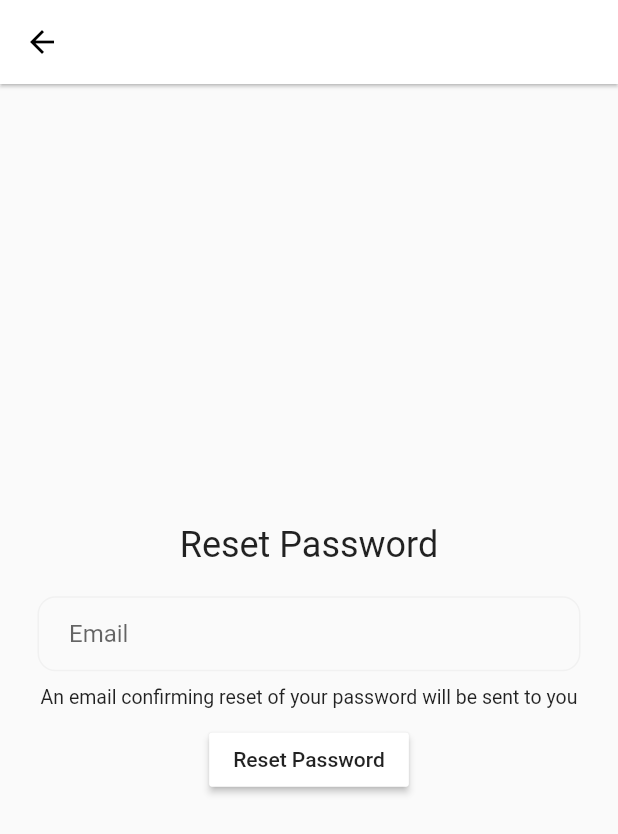
After one commit to bomxacalaka/collab_ws, a Flutter app: the screen it shows after launch, after a tap on "Forgot password?", on a phone screen of 412 x 824 dp. The commit adds this screen. Shown: the top 834 px of the screen. Run offline on Flutter 3.47's test engine with Material 2 defaults, Android fonts, the phone set to English and light mode, and no system bars; our stand-ins replace firebase_auth, firebase_core, flutter_slidable, shared_preferences; accounts and stored records are empty.

Commit message:
forgot password feature

```diff
--- /dev/null
+++ b/lib/WelcomePage/forgot_password_page.dart
@@ -0,0 +1,76 @@
+import 'package:firebase_auth/firebase_auth.dart';
+import 'package:flutter/foundation.dart';
+import 'package:flutter/material.dart';
+
+import '../home/components.dart';
+
+class ForgotPasswordPage extends StatefulWidget {
+  const ForgotPasswordPage({Key? key}) : super(key: key);
+
+  @override
+  State<ForgotPasswordPage> createState() => _ForgotPasswordPageState();
+}
+
+class _ForgotPasswordPageState extends State<ForgotPasswordPage> {
+
+  final _emailController = TextEditingController();
+
+  Future resetPassword() async {
+    try {
+      await FirebaseAuth.instance.sendPasswordResetEmail(
+          email: _emailController.text.trim());
+    } on FirebaseAuthException catch(e){
+      showDialog(
+          context: context,
+          builder: (context) {
+            return AlertDialog(
+              content: Text(e.message.toString()),
+            );
+          });
+      }
+  }
+
+  @override
+  void dispose() {
+    _emailController.dispose();
+    super.dispose();
+  }
+
+  @override
+  Widget build(BuildContext context) {
+    return Scaffold(
+      appBar: AppBar(
+        backgroundColor: Colors.white,
+        elevation: 1,
+      ),
+      body: Column(
+        mainAxisAlignment: MainAxisAlignment.center,
+        children: [
+          const Text(
+              "Reset Password",
+          textAlign: TextAlign.center,
+          style: TextStyle(fontSize: 24),),
+          const SizedBox(height: 20,),
+          TextFieldHere(
+            text: "Email",
+            controller: _emailController,
+            obscureIt: false,
+          ),
+          const SizedBox(height: 10,),
+          const Padding(
+            padding: EdgeInsets.symmetric(horizontal: 10),
+            child: Text(
+              "An email confirming reset of your password will be sent to you",
+              textAlign: TextAlign.center,
+              style: TextStyle(fontSize: 13),),
+          ),
+          const SizedBox(height: 10,),
+          MaterialButton(onPressed: () { resetPassword(); },
+            color: Colors.white,
+            child: const Text("Reset Password"),
+          )
+        ],
+      ),
+    );
+  }
+}
--- a/lib/home/components.dart
+++ b/lib/home/components.dart
@@ -23,14 +23,6 @@ class TextFieldHere extends StatelessWidget {
           color: const Color.fromRGBO(250, 250, 250, 1),
           border: Border.all(color: const Color.fromRGBO(241, 241, 241, 1)),
           borderRadius: BorderRadius.circular(12),
-          // boxShadow: [
-          //   BoxShadow(
-          //     color: Colors.grey.withOpacity(0.5),
-          //     spreadRadius: 1,
-          //     blurRadius: 2,
-          //     offset: Offset(0, 1), // changes position of shadow
-          //   ),
-          // ],
         ),
         child: Padding(
           padding: const EdgeInsets.only(left: 20.0),
@@ -99,12 +91,16 @@ class NiceButton extends StatelessWidget{
 }
 
 
-class RegisterNow extends StatelessWidget{
+class SmallTextButton extends StatelessWidget{
   final Function onClickAction;
+  final String text1;
+  final String text2;
 
-  const RegisterNow ({
+  const SmallTextButton ({
     super.key,
     required this.onClickAction,
+    required this.text1,
+    required this.text2,
 });
 
   @override
@@ -112,9 +108,9 @@ class RegisterNow extends StatelessWidget{
     return Row(
       mainAxisAlignment: MainAxisAlignment.center,
       children: [
-        const Text(
-          "Not registered?",
-          style: TextStyle(
+         Text(
+          text1,
+          style: const TextStyle(
             color: Colors.black,
             fontWeight: FontWeight.bold,
           ),
@@ -122,11 +118,10 @@ class RegisterNow extends StatelessWidget{
 
         TextButton(
           onPressed: () {
-            Navigator.pushNamed(context, '/register');
-          },
-          child: const Text(
-            "Register now",
-            style: TextStyle(
+            onClickAction();},
+          child: Text(
+            text2,
+            style: const TextStyle(
               color: Colors.blue,
               fontWeight: FontWeight.bold,
             ),
--- a/lib/home/homeScreen.dart
+++ b/lib/home/homeScreen.dart
@@ -17,12 +17,15 @@ class HomePage extends StatefulWidget {
 class _HomePageState extends State<HomePage>{
   final user = FirebaseAuth.instance.currentUser;
 
+  final list = [
+  ];
+
   @override
   Widget build(BuildContext context) {
     return Scaffold(
     appBar: AppBar(
       leading: IconButton(
-        icon: const Icon(Icons.menu),
+        icon: const Icon(Icons.logout),
         onPressed: () {
           FirebaseAuth.instance.signOut();
         },
```
Also changed, not shown: lib/templates/simples_class_template.dart (+8 -2 lines).
